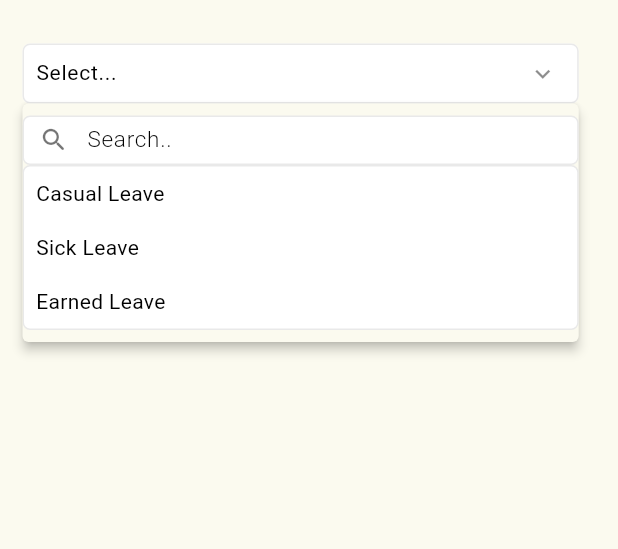
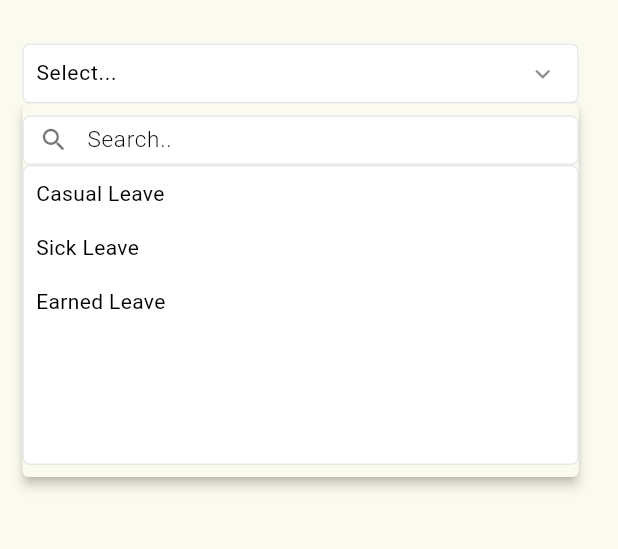
Before and after one commit to mdnayeemm416/DropDownSearch, a Flutter app: the screen it shows after launch, after a tap on the "keyboard arrow down" icon, on a phone screen of 412 x 824 dp, the part 63-612 px from its top. Run offline on Flutter 3.47's test engine with Material 3 defaults, Android fonts, the light colour scheme and no system bars; Roboto replaces fonts that are missing (assets/fonts/Poppins-Regular.ttf).

Commit message:
Use listviewbuilder for large DataSet

```diff
--- a/lib/drop_down.dart
+++ b/lib/drop_down.dart
@@ -2,7 +2,6 @@ import 'package:drop_down_search/config/theme/app_colors.dart';
 import 'package:drop_down_search/config/theme/styles_manager.dart';
 import 'package:drop_down_search/search_box.dart';
 import 'package:flutter/material.dart';
-
 
 class DropdownWidget<T> extends StatefulWidget {
   final T? selectedItem;
@@ -195,50 +194,44 @@ class _DropdownWidgetState<T> extends State<DropdownWidget<T>> {
               menuChildren: [
                 if (widget.items.isNotEmpty) SearchBox(controller: searchController, onChanged: filterItems, onClear: () => filterItems("")),
                 Container(
+                  height: 200,
                   width: widget.width,
                   decoration: BoxDecoration(
                     borderRadius: BorderRadius.circular(5),
                     color: Theme.of(context).colorScheme.primaryContainer,
                     border: Border.all(color: !isDarkMode ? const Color.fromARGB(255, 233, 233, 233) : const Color.fromARGB(255, 99, 99, 99)),
                   ),
-                  constraints: const BoxConstraints(maxHeight: 200),
-                  child: SingleChildScrollView(
+                  child: ListView.builder(
                     primary: false,
-                    child: Column(
-                      mainAxisSize: MainAxisSize.min,
-                      crossAxisAlignment: CrossAxisAlignment.start,
-                      children: filteredItems.isNotEmpty
-                          ? filteredItems.map((item) {
-                              return Builder(
-                                builder: (context) {
+                    shrinkWrap: true,
+                    itemCount: filteredItems.isNotEmpty ? filteredItems.length : 1,
+                    itemBuilder: (context, index) {
+                      // Show "No results found" if list empty
+                      if (filteredItems.isEmpty) {
+                        return const Padding(
+                          padding: EdgeInsets.all(8.0),
+                          child: Text("No results found", style: TextStyle(fontSize: 14, fontStyle: FontStyle.italic)),
+                        );
+                      }
+
+                      final item = filteredItems[index];
                       final controller = MenuController.maybeOf(context);
+
                       return GestureDetector(
                         onTap: () {
                           widget.ontap(item);
                           setState(() {
                             selectedValue = item;
                           });
-                                      // Trigger validation after selection
                           _formFieldKey.currentState?.validate();
                           controller?.close();
                         },
                         child: Padding(
                           padding: const EdgeInsets.all(8.0),
-                                      child: widget.itemBuilder != null
-                                          ? widget.itemBuilder!(context, item)
-                                          : Text(getLabel(item), style: const TextStyle(fontSize: 14)),
+                          child: widget.itemBuilder != null ? widget.itemBuilder!(context, item) : Text(getLabel(item), style: const TextStyle(fontSize: 14)),
                         ),
                       );
                     },
-                              );
-                            }).toList()
-                          : [
-                              const Padding(
-                                padding: EdgeInsets.all(8.0),
-                                child: Text("No results found", style: TextStyle(fontSize: 14, fontStyle: FontStyle.italic)),
-                              ),
-                            ],
-                    ),
                   ),
                 ),
               ],
```
Lines whose indentation alone changed are shown as unchanged.
